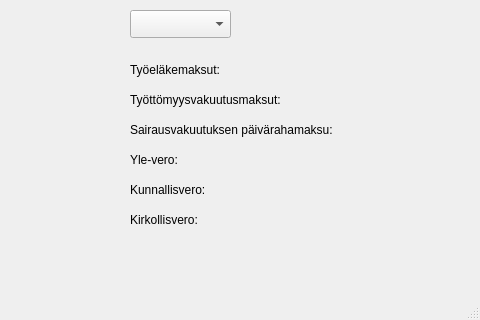
Old version of the form mainwindow.ui in the repository ehagelberg/SalaryCalculator; both pictures show x 320 to 800 and y 350 to 670 of the 800 by 670 pixel window.
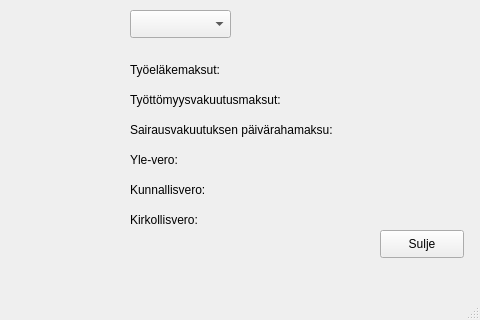
New version of the form.

What changed in the file:
```diff
--- a/mainwindow.ui
+++ b/mainwindow.ui
@@ -522,6 +522,19 @@
      <string/>
     </property>
    </widget>
+   <widget class="QPushButton" name="exitButton">
+    <property name="geometry">
+     <rect>
+      <x>700</x>
+      <y>580</y>
+      <width>84</width>
+      <height>28</height>
+     </rect>
+    </property>
+    <property name="text">
+     <string>Sulje</string>
+    </property>
+   </widget>
   </widget>
   <widget class="QMenuBar" name="menubar">
    <property name="geometry">
```
